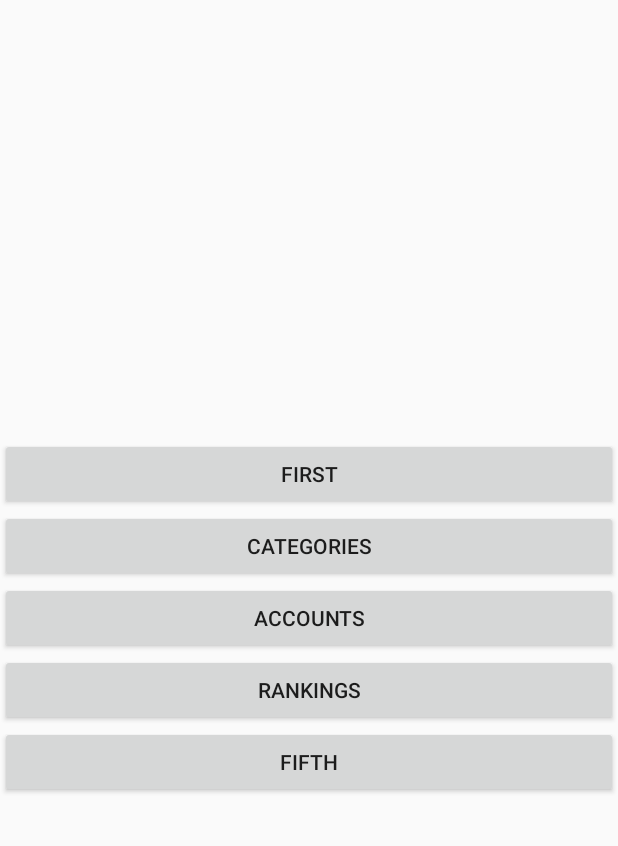
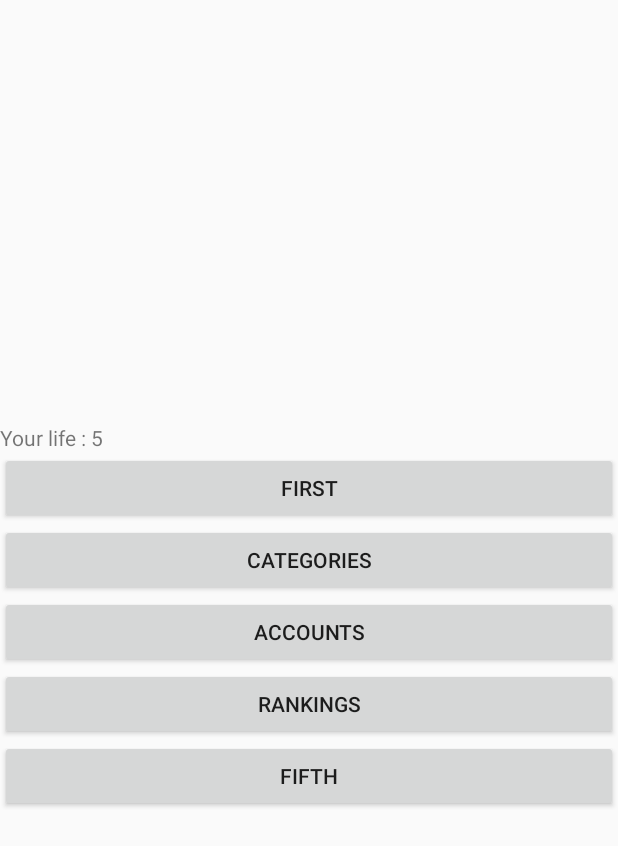
Before and after one commit to christophervistal24/QuickGuess, an Android app: the screen it shows after launch (HomeActivity), on a phone screen of 412 x 824 dp. Shown: the top 846 px of the screen. Run offline under Robolectric (Android 15) with nearby library versions, the phone set to English and light mode, and no system bars.

Commit message:
With life

```diff
--- a/app/src/main/java/com/example/michellebiol/sampleapp/HomeActivity.java
+++ b/app/src/main/java/com/example/michellebiol/sampleapp/HomeActivity.java
@@ -1,27 +1,25 @@
 package com.example.michellebiol.sampleapp;
 
-import android.annotation.SuppressLint;
 import android.content.Context;
 import android.content.Intent;
 import android.content.SharedPreferences;
-import android.net.ConnectivityManager;
-import android.net.NetworkInfo;
 import android.net.wifi.WifiManager;
+import android.os.Build;
 import android.provider.Settings;
-import android.support.v4.widget.DrawerLayout;
-import android.support.v7.app.ActionBarDrawerToggle;
+import android.support.annotation.RequiresApi;
 import android.support.v7.app.AppCompatActivity;
 import android.os.Bundle;
 import android.telephony.TelephonyManager;
-import android.view.MenuItem;
 import android.view.View;
 import android.widget.Button;
+import android.widget.TextView;
 import android.widget.Toast;
 
 import com.example.michellebiol.sampleapp.Detector.ConnectionDetector;
 import com.example.michellebiol.sampleapp.Dialogs.PlayerNameDialog;
 import com.example.michellebiol.sampleapp.Interfaces.IPhoneInfo;
 import com.example.michellebiol.sampleapp.Interfaces.IRegisterUserApi;
+import com.example.michellebiol.sampleapp.LifeModule.Life;
 import com.example.michellebiol.sampleapp.Models.RegisterUserRequest;
 import com.example.michellebiol.sampleapp.Models.RegisterUserResponse;
 
@@ -34,8 +32,10 @@ import retrofit2.converter.gson.GsonConverterFactory;
 public class HomeActivity extends AppCompatActivity implements PlayerNameDialog.PlayerNameDialogListener,IPhoneInfo{
 
     private Button btnCategory;
+    TextView userLife;
     IRegisterUserApi services;
     ConnectionDetector detector;
+    Life life;
 
 
 
@@ -46,14 +46,17 @@ public class HomeActivity extends AppCompatActivity implements PlayerNameDialog.
         setContentView(R.layout.activity_home);
         hideNavigationBar();
         btnCategory = (Button) findViewById(R.id.btnCategory);
+        userLife = (TextView) findViewById(R.id.userLife);
         isTokenAlreadySet();
+        life = new Life(this);
+        detector =  new ConnectionDetector(this);
         Retrofit retrofit = new Retrofit.Builder()
                 .baseUrl(getString(R.string.user_api_url))
                 .addConverterFactory(GsonConverterFactory.create())
                 .build();
         services = retrofit.create(IRegisterUserApi.class);
-        detector =  new ConnectionDetector(this);
         detector.checkConnection();
+        userLife.setText("Your life : " + (life.setUserLife() ));
     }
 
     @Override
--- /dev/null
+++ b/app/src/main/java/com/example/michellebiol/sampleapp/LifeModule/Life.java
@@ -0,0 +1,77 @@
+package com.example.michellebiol.sampleapp.LifeModule;
+
+import android.content.Context;
+import android.content.SharedPreferences;
+import android.widget.Toast;
+
+import com.example.michellebiol.sampleapp.CategoryQuestion;
+import com.example.michellebiol.sampleapp.PointModule.Points;
+
+public class Life {
+    private int LIFE = 5;
+    private Context context;
+    private SharedPreferences sharedPref;
+    private String messageResult;
+    Points p;
+
+    public Life(Context context) {
+        sharedPref = context.getSharedPreferences("user_life", Context.MODE_PRIVATE);
+        this.context = context;
+        p = new Points();
+    }
+
+
+    public boolean isGameOver(int playersLife)
+    {
+        return playersLife == 1;
+    }
+
+    public String questionResult(String question_result,String life)
+    {
+
+        if (!question_result.isEmpty()) {
+            messageResult = decrementLife(Integer.parseInt(life));
+        }
+        return messageResult;
+    }
+
+    private String decrementLife(int playersLife)
+    {
+        if (isGameOver(playersLife)) {
+            context.getSharedPreferences("user_life", Context.MODE_PRIVATE);
+            SharedPreferences.Editor sEditor = sharedPref.edit();
+            sEditor.putString("user_life",String.valueOf(this.LIFE));
+            sEditor.apply();
+            //insert to db with points
+             return "Game over";
+       } else {
+            playersLife--;
+            context.getSharedPreferences("user_life", Context.MODE_PRIVATE);
+            SharedPreferences.Editor sEditor = sharedPref.edit();
+            sEditor.putString("user_life",String.valueOf(playersLife));
+            sEditor.apply();
+            return "-1 Life";
+        }
+    }
+
+    public String setUserLife()
+    {
+        if (isUserExists()) {
+            context.getSharedPreferences("user_life", Context.MODE_PRIVATE);
+            return sharedPref.getString("user_life","");
+        } else {
+            context.getSharedPreferences("user_life", Context.MODE_PRIVATE);
+            SharedPreferences.Editor sEditor = sharedPref.edit();
+            sEditor.putString("user_life",String.valueOf(this.LIFE));
+            sEditor.apply();
+            return String.valueOf(this.LIFE);
+        }
+    }
+
+    private boolean isUserExists()
+    {
+        String userLife = sharedPref.getString("user_life", "");
+        return !userLife.isEmpty();
+    }
+
+}
--- /dev/null
+++ b/app/src/main/java/com/example/michellebiol/sampleapp/PointModule/Points.java
@@ -0,0 +1,16 @@
+package com.example.michellebiol.sampleapp.PointModule;
+
+import android.content.Context;
+
+public class Points {
+
+    public int points = 0;
+
+    public int getPoints() {
+        return this.points;
+    }
+
+    public void setPoints(int points) {
+        this.points = points * 100;
+    }
+}
--- a/app/src/main/res/layout/activity_category_question.xml
+++ b/app/src/main/res/layout/activity_category_question.xml
@@ -57,6 +57,11 @@
         <TextView
             android:layout_width="match_parent"
             android:layout_height="wrap_content"
+            android:id="@+id/userCurrentLife"/>
+
+        <TextView
+            android:layout_width="match_parent"
+            android:layout_height="wrap_content"
             android:id="@+id/questionId"/>
 
         <TextView
--- a/app/src/main/res/layout/activity_home.xml
+++ b/app/src/main/res/layout/activity_home.xml
@@ -33,6 +33,12 @@
         android:layout_height="wrap_content"
         android:layout_centerInParent="true"
         android:orientation="vertical" >
+
+        <TextView
+            android:id="@+id/userLife"
+            android:layout_width="match_parent"
+            android:layout_height="wrap_content"
+        />
 
         <Button
             android:layout_width="match_parent"
--- a/app/src/main/res/values/strings.xml
+++ b/app/src/main/res/values/strings.xml
@@ -1,6 +1,6 @@
 <resources>
     <string name="app_name">Quick Guess</string>
-    <string name="user_api_url">http://192.168.1.9:80/</string>
+    <string name="user_api_url">http://192.168.1.5:80/</string>
     <string name="facebook_app_id">201329987230090</string>
     <string name="facebook_login_protocol_scheme">fb201329987230090</string>
 </resources>
```
Also changed, not shown: app/src/main/java/com/example/michellebiol/sampleapp/CategoryQuestion.java (+29 -13 lines).
